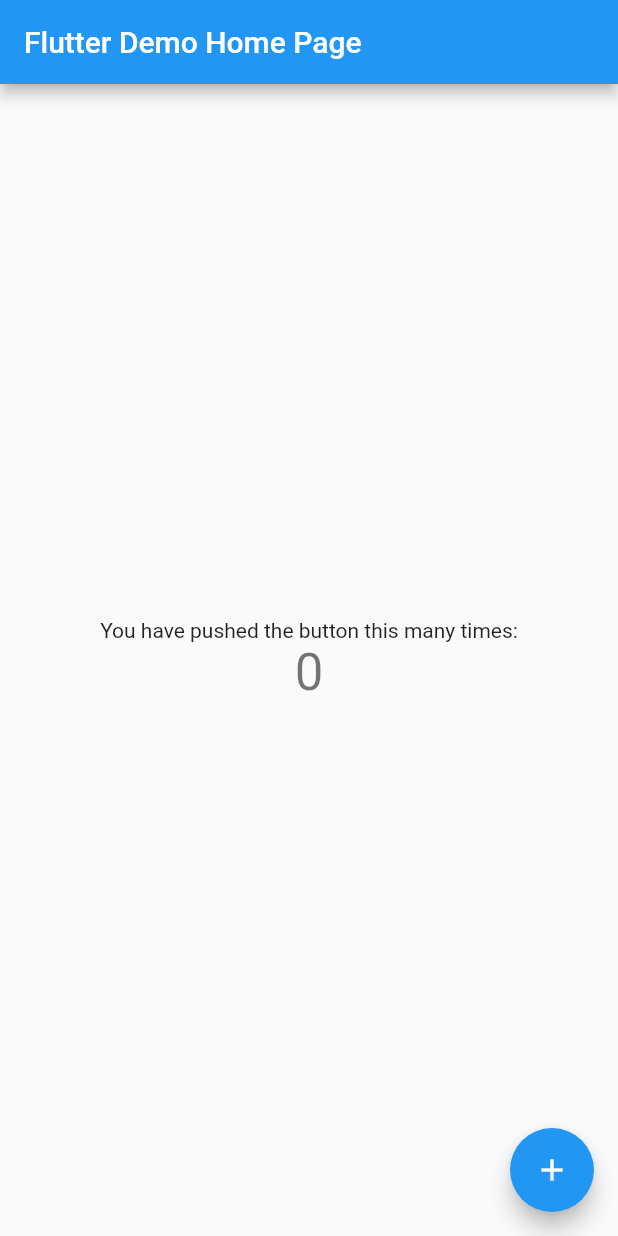
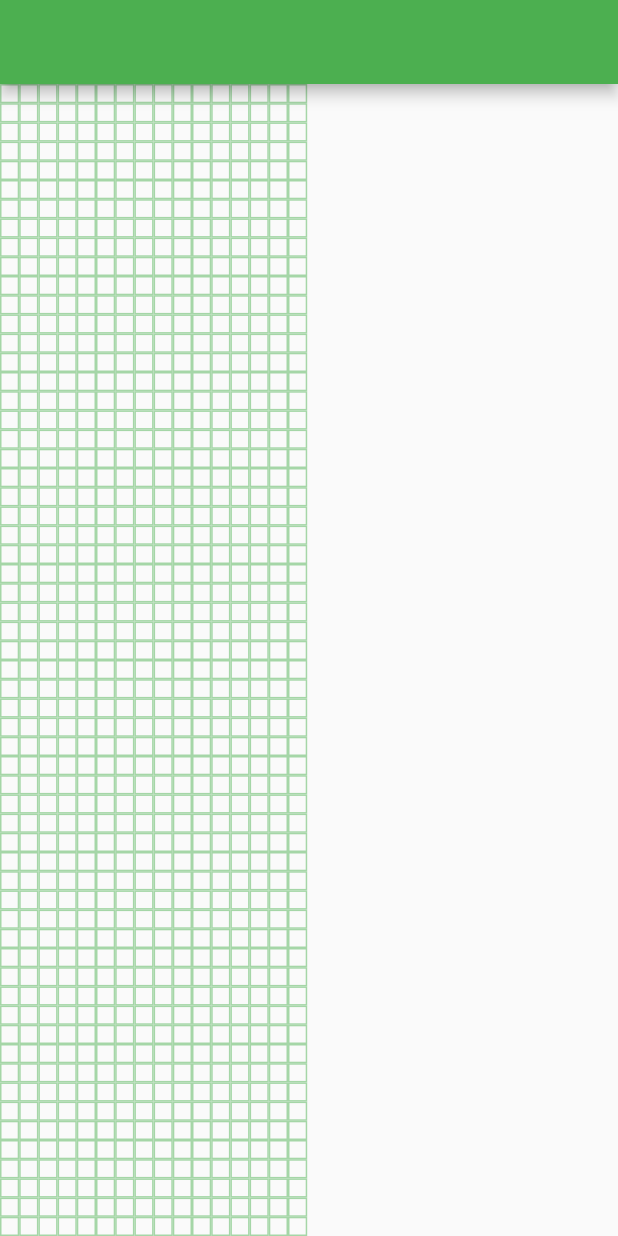
Before and after one commit to Z-inator/Pathfinding_Visualization_App, a Flutter app: the screen it shows after launch, on a phone screen of 412 x 824 dp. Run offline on Flutter 3.47's test engine with Material 2 defaults, Android fonts, the light colour scheme and no system bars.

Commit message:
Working on Basic Layout

```diff
--- a/pathfinding_visualization_app/lib/main.dart
+++ b/pathfinding_visualization_app/lib/main.dart
@@ -13,103 +13,79 @@
     return MaterialApp(
       title: 'Flutter Demo',
       theme: ThemeData(
-        // This is the theme of your application.
-        //
-        // Try running your application with "flutter run". You'll see the
-        // application has a blue toolbar. Then, without quitting the app, try
-        // changing the primarySwatch below to Colors.green and then invoke
-        // "hot reload" (press "r" in the console where you ran "flutter run",
-        // or simply save your changes to "hot reload" in a Flutter IDE).
-        // Notice that the counter didn't reset back to zero; the application
-        // is not restarted.
-        primarySwatch: Colors.blue,
+        primarySwatch: Colors.green,
       ),
-      home: const MyHomePage(title: 'Flutter Demo Home Page'),
+      home: const HomePage(),
     );
   }
 }
 
-class MyHomePage extends StatefulWidget {
-  const MyHomePage({Key? key, required this.title}) : super(key: key);
-
-  // This widget is the home page of your application. It is stateful, meaning
-  // that it has a State object (defined below) that contains fields that affect
-  // how it looks.
-
-  // This class is the configuration for the state. It holds the values (in this
-  // case the title) provided by the parent (in this case the App widget) and
-  // used by the build method of the State. Fields in a Widget subclass are
-  // always marked "final".
-
-  final String title;
-
-  @override
-  State<MyHomePage> createState() => _MyHomePageState();
+bool isLargeScreen(BuildContext context) {
+  return MediaQuery.of(context).size.width > 1024.0;
 }
 
-class _MyHomePageState extends State<MyHomePage> {
-  int _counter = 0;
-
-  void _incrementCounter() {
-    setState(() {
-      // This call to setState tells the Flutter framework that something has
-      // changed in this State, which causes it to rerun the build method below
-      // so that the display can reflect the updated values. If we changed
-      // _counter without calling setState(), then the build method would not be
-      // called again, and so nothing would appear to happen.
-      _counter++;
-    });
-  }
+class HomePage extends StatelessWidget {
+  const HomePage({Key? key}) : super(key: key);
 
   @override
   Widget build(BuildContext context) {
-    // This method is rerun every time setState is called, for instance as done
-    // by the _incrementCounter method above.
-    //
-    // The Flutter framework has been optimized to make rerunning build methods
-    // fast, so that you can just rebuild anything that needs updating rather
-    // than having to individually change instances of widgets.
-    return Scaffold(
-      appBar: AppBar(
-        // Here we take the value from the MyHomePage object that was created by
-        // the App.build method, and use it to set our appbar title.
-        title: Text(widget.title),
+    final bool isDesktop = isLargeScreen(context);
+    Widget body;
+    if (isDesktop) {
+      body = Row(
+        mainAxisSize: MainAxisSize.max,
+        crossAxisAlignment: CrossAxisAlignment.stretch,
+        children: List.generate(60, (index) => Expanded(
+          child: Column(
+            // mainAxisSize: MainAxisSize.max,
+            // crossAxisAlignment: CrossAxisAlignment.stretch,
+            children: List.generate(16, (index) => Block()),
+          ),
+        )),
+      );
+    } else {
+      body = Row(
+        mainAxisSize: MainAxisSize.max,
+        crossAxisAlignment: CrossAxisAlignment.stretch,
+        children: List.generate(16, (index) => Column(
+          // mainAxisSize: MainAxisSize.max,
+          // crossAxisAlignment: CrossAxisAlignment.stretch,
+          children: List.generate(60, (index) => Block()),
+        )),
+      );
+    }
+    return Container(
+      child: SafeArea(
+        top: !isDesktop,
+        bottom: !isDesktop,
+        child: Scaffold(
+          appBar: AppBar(),
+          body: body
+        )
       ),
-      body: Center(
-        // Center is a layout widget. It takes a single child and positions it
-        // in the middle of the parent.
-        child: Column(
-          // Column is also a layout widget. It takes a list of children and
-          // arranges them vertically. By default, it sizes itself to fit its
-          // children horizontally, and tries to be as tall as its parent.
-          //
-          // Invoke "debug painting" (press "p" in the console, choose the
-          // "Toggle Debug Paint" action from the Flutter Inspector in Android
-          // Studio, or the "Toggle Debug Paint" command in Visual Studio Code)
-          // to see the wireframe for each widget.
-          //
-          // Column has various properties to control how it sizes itself and
-          // how it positions its children. Here we use mainAxisAlignment to
-          // center the children vertically; the main axis here is the vertical
-          // axis because Columns are vertical (the cross axis would be
-          // horizontal).
-          mainAxisAlignment: MainAxisAlignment.center,
-          children: <Widget>[
-            const Text(
-              'You have pushed the button this many times:',
-            ),
-            Text(
-              '$_counter',
-              style: Theme.of(context).textTheme.headline4,
-            ),
-          ],
-        ),
-      ),
-      floatingActionButton: FloatingActionButton(
-        onPressed: _incrementCounter,
-        tooltip: 'Increment',
-        child: const Icon(Icons.add),
-      ), // This trailing comma makes auto-formatting nicer for build methods.
     );
   }
 }
+
+
+class Block extends StatefulWidget {
+  Block({Key? key}) : super(key: key);
+
+  @override
+  _BlockState createState() => _BlockState();
+}
+
+class _BlockState extends State<Block> {
+  @override
+  Widget build(BuildContext context) {
+    return Expanded(
+      child: AspectRatio(
+        aspectRatio: 1,
+        child: Container(
+        decoration: BoxDecoration(
+          border: Border.all(color: Colors.green.shade200)
+        ),
+      ),
+    ));
+  }
+}
```
